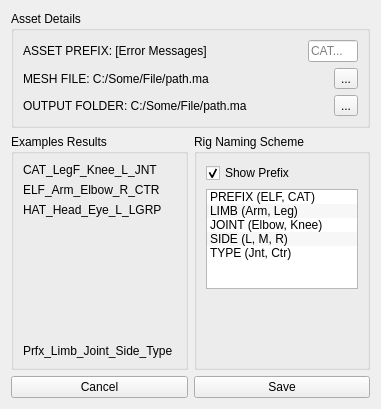
TPayneExperience/TrevorPaynes_RigAndAnimSuite, file _REF/Mockup_UI/PFRS_RigSetup.ui: the form before one commit.
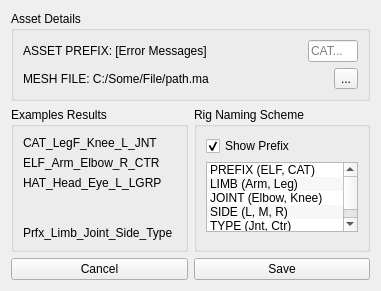
The form after the commit.

Commit message: WIP: Working somewhat, rig setup new/edit in and working!

```diff
--- a/_REF/Mockup_UI/PFRS_RigSetup.ui
+++ b/_REF/Mockup_UI/PFRS_RigSetup.ui
@@ -7,7 +7,7 @@
     <x>0</x>
     <y>0</y>
     <width>381</width>
-    <height>409</height>
+    <height>291</height>
    </rect>
   </property>
   <property name="windowTitle">
@@ -90,36 +90,6 @@
             </item>
            </layout>
           </item>
-          <item>
-           <layout class="QHBoxLayout" name="horizontalLayout_24">
-            <item>
-             <widget class="QLabel" name="label_6">
-              <property name="text">
-               <string>OUTPUT FOLDER: C:/Some/File/path.ma</string>
-              </property>
-             </widget>
-            </item>
-            <item>
-             <widget class="QToolButton" name="toolButton">
-              <property name="sizePolicy">
-               <sizepolicy hsizetype="Fixed" vsizetype="Fixed">
-                <horstretch>0</horstretch>
-                <verstretch>0</verstretch>
-               </sizepolicy>
-              </property>
-              <property name="maximumSize">
-               <size>
-                <width>16777215</width>
-                <height>16777215</height>
-               </size>
-              </property>
-              <property name="text">
-               <string>...</string>
-              </property>
-             </widget>
-            </item>
-           </layout>
-          </item>
          </layout>
         </item>
        </layout>
```
The commit also changes 18 other files.
